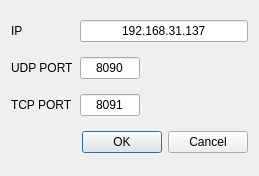
The window that connectiondialog.ui (mbober1/RoboVision) describes before a commit, drawn with Qt 5.
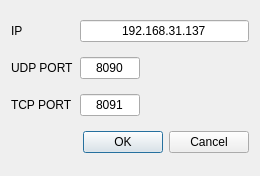
The same window after the commit.

Patch:
```diff
--- a/connectiondialog.ui
+++ b/connectiondialog.ui
@@ -6,10 +6,22 @@
    <rect>
     <x>0</x>
     <y>0</y>
-    <width>259</width>
+    <width>260</width>
     <height>176</height>
    </rect>
   </property>
+  <property name="minimumSize">
+   <size>
+    <width>260</width>
+    <height>176</height>
+   </size>
+  </property>
+  <property name="maximumSize">
+   <size>
+    <width>260</width>
+    <height>176</height>
+   </size>
+  </property>
   <property name="windowTitle">
    <string>Dialog</string>
   </property>
```
Left out of the diff: 5 changed lines with no effect on the pictures.
